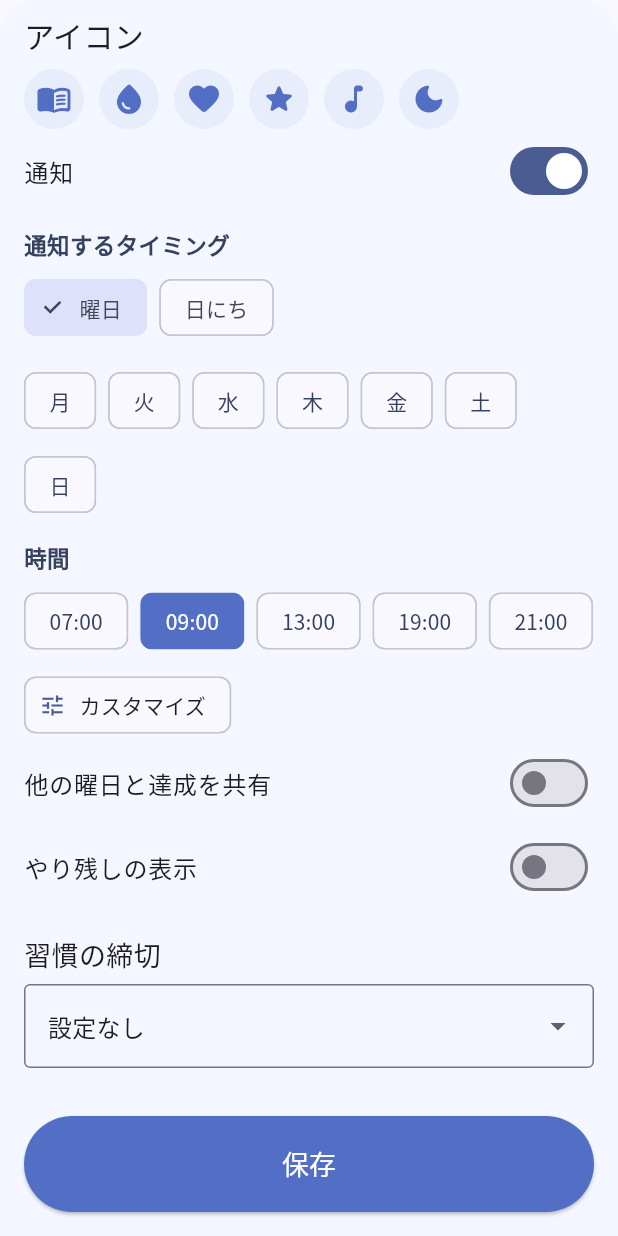
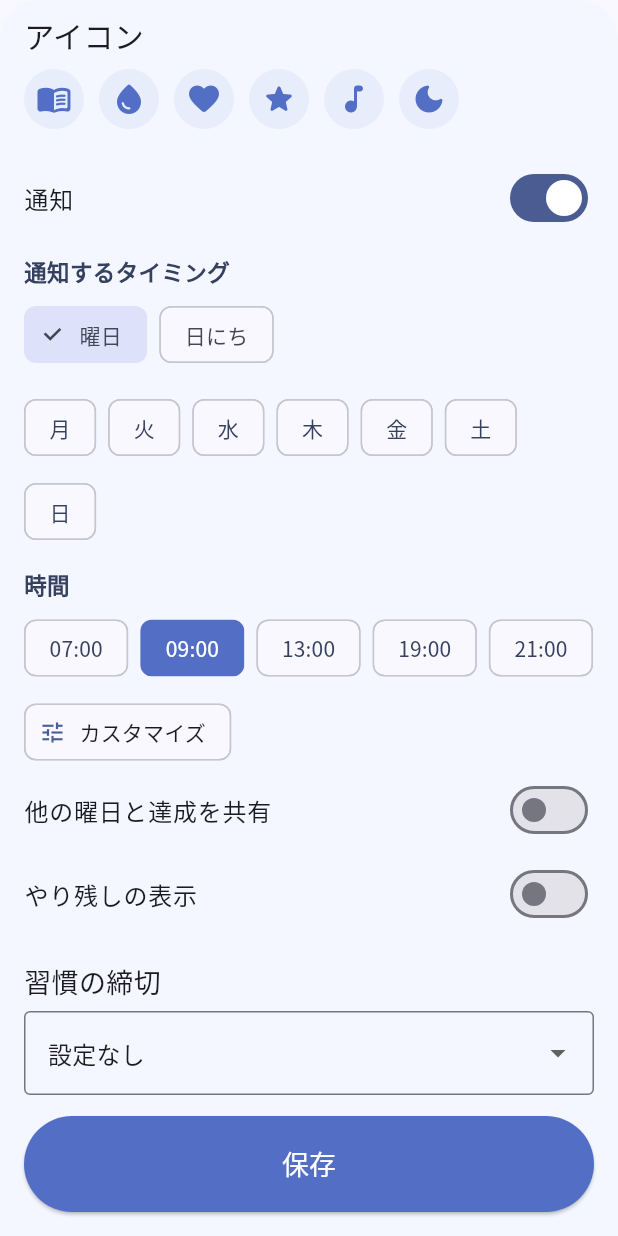
Before and after one commit to motimotiflower/HabitApp, a Flutter app: the AddHabitSheet widget shown alone on an empty page, opened directly with empty values, scrolled down 683 dp, on a phone screen of 412 x 824 dp. Run offline on Flutter 3.47's test engine with Material 3 defaults, Android fonts, the phone set to English and light mode, and no system bars; our stand-ins replace cloud_firestore, envied, firebase_auth, firebase_core, flutter_local_notifications, flutter_timezone and 5 more; accounts and stored records are empty; generated files the repository leaves out were written again.

Commit message:
Add spacing between habit icon and notification

```diff
--- a/lib/z_habit/sheets/add_habit_sheet.dart
+++ b/lib/z_habit/sheets/add_habit_sheet.dart
@@ -408,6 +408,8 @@ class _AddHabitSheetState extends State<AddHabitSheet> {
                       }).toList(),
                     ),
 
+                    const SizedBox(height: 18),
+
                     NotificationSettingsCard(
                       enabled: _notificationEnabled,
                       days: _notificationDays,
```
